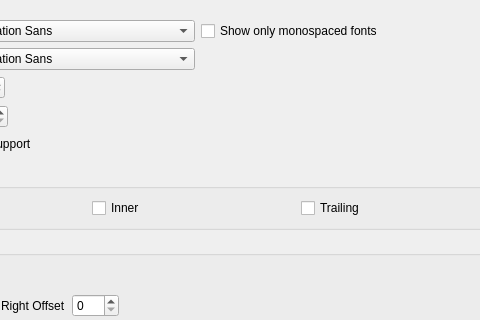
Old version of the form RedPandaIDE/settingsdialog/editorfontwidget.ui in the repository royqh1979/RedPanda-CPP; both pictures show x 140 to 620 and y 0 to 320 of the 876 by 713 pixel window.
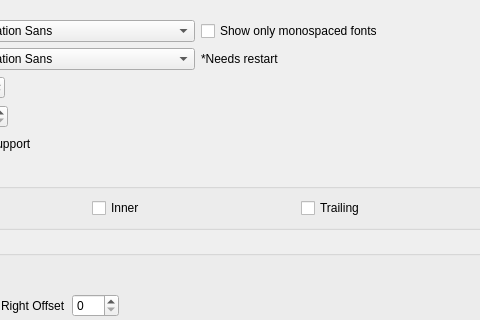
New version of the form.

Patch:
```diff
--- a/RedPandaIDE/settingsdialog/editorfontwidget.ui
+++ b/RedPandaIDE/settingsdialog/editorfontwidget.ui
@@ -48,6 +48,13 @@
            </property>
           </widget>
          </item>
+         <item>
+          <widget class="QLabel" name="label_10">
+           <property name="text">
+            <string>*Needs restart</string>
+           </property>
+          </widget>
+         </item>
          <item>
           <spacer name="horizontalSpacer_7">
            <property name="orientation">
```
